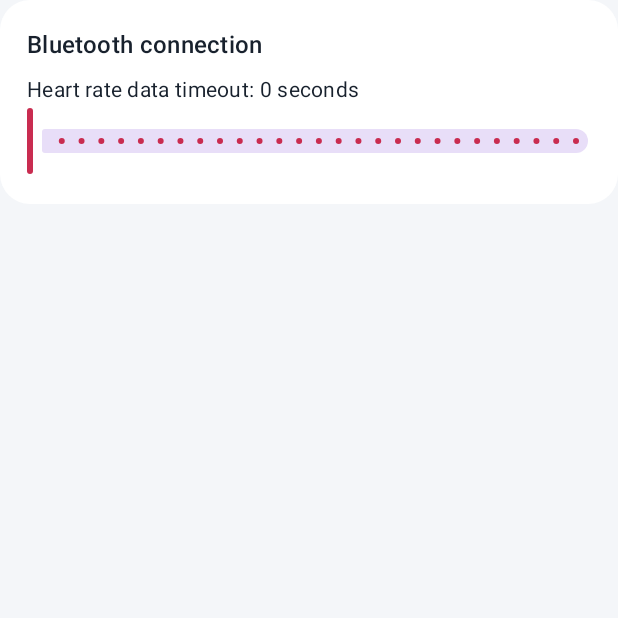
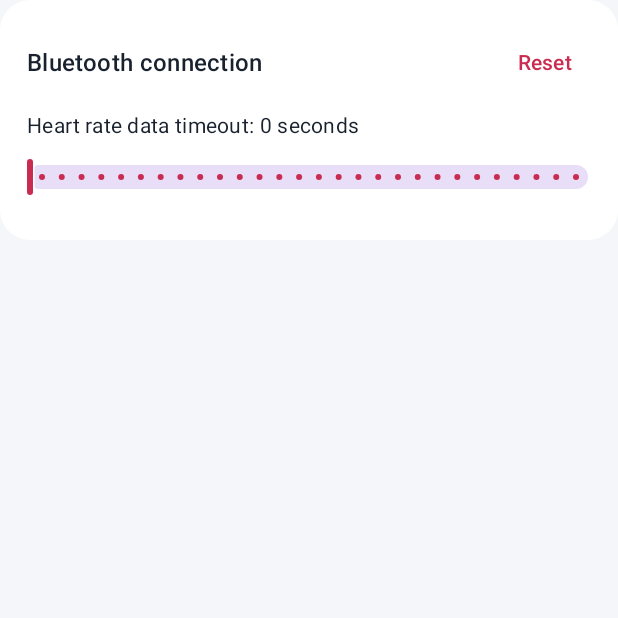
Before and after one commit to frailty9/ble-hr-viewer, an Android app built with Jetpack Compose: the composable BluetoothConnectionSettings called with empty values, on a phone screen of 412 x 824 dp, the top half of it. Run offline under Robolectric (Android 15) with nearby library versions, the phone set to English and light mode, and no system bars.

Commit message:
feat: 优化心率超时滑条并支持恢复默认

```diff
--- a/app/src/main/java/com/example/blehr/feature/settings/components/BluetoothConnectionSettings.kt
+++ b/app/src/main/java/com/example/blehr/feature/settings/components/BluetoothConnectionSettings.kt
@@ -1,36 +1,61 @@
 package com.example.blehr.feature.settings.components
 
+import androidx.compose.foundation.interaction.MutableInteractionSource
 import androidx.compose.foundation.layout.Column
+import androidx.compose.foundation.layout.Row
 import androidx.compose.foundation.layout.fillMaxWidth
 import androidx.compose.foundation.layout.padding
 import androidx.compose.material3.Card
 import androidx.compose.material3.CardDefaults
+import androidx.compose.material3.ExperimentalMaterial3Api
 import androidx.compose.material3.MaterialTheme
 import androidx.compose.material3.Slider
+import androidx.compose.material3.SliderDefaults
 import androidx.compose.material3.Text
+import androidx.compose.material3.TextButton
 import androidx.compose.runtime.Composable
+import androidx.compose.runtime.remember
+import androidx.compose.ui.Alignment
 import androidx.compose.ui.Modifier
+import androidx.compose.ui.platform.testTag
 import androidx.compose.ui.res.pluralStringResource
 import androidx.compose.ui.res.stringResource
 import androidx.compose.ui.semantics.contentDescription
 import androidx.compose.ui.semantics.semantics
+import androidx.compose.ui.unit.DpSize
 import androidx.compose.ui.unit.dp
 import com.example.blehr.R
+import com.example.blehr.data.settings.DEFAULT_HEART_RATE_TIMEOUT_SECONDS
 import com.example.blehr.data.settings.MAX_HEART_RATE_TIMEOUT_SECONDS
 import com.example.blehr.data.settings.MIN_HEART_RATE_TIMEOUT_SECONDS
 import com.example.blehr.ui.theme.LocalAppShapes
 import kotlin.math.roundToInt
 
 @Composable
+@OptIn(ExperimentalMaterial3Api::class)
 internal fun BluetoothConnectionSettings(timeoutSeconds: Int, onTimeoutChanged: (Int) -> Unit) {
     val label = stringResource(R.string.heart_rate_timeout_title)
+    val interactionSource = remember { MutableInteractionSource() }
     Card(
         modifier = Modifier.fillMaxWidth(),
         shape = LocalAppShapes.current.card,
         colors = CardDefaults.cardColors(containerColor = MaterialTheme.colorScheme.surface),
     ) {
         Column(Modifier.padding(18.dp)) {
-            Text(stringResource(R.string.bluetooth_connection_settings), style = MaterialTheme.typography.titleMedium)
+            Row(modifier = Modifier.fillMaxWidth(), verticalAlignment = Alignment.CenterVertically) {
+                Text(
+                    text = stringResource(R.string.bluetooth_connection_settings),
+                    modifier = Modifier.weight(1f),
+                    style = MaterialTheme.typography.titleMedium,
+                )
+                TextButton(
+                    onClick = { onTimeoutChanged(DEFAULT_HEART_RATE_TIMEOUT_SECONDS) },
+                    modifier = Modifier.testTag("heart_rate_timeout_reset"),
+                    shape = LocalAppShapes.current.button,
+                ) {
+                    Text(stringResource(R.string.reset_defaults))
+                }
+            }
             Text(
                 text = stringResource(
                     R.string.heart_rate_timeout_value,
@@ -46,6 +71,11 @@ internal fun BluetoothConnectionSettings(timeoutSeconds: Int, onTimeoutChanged:
                 valueRange = MIN_HEART_RATE_TIMEOUT_SECONDS.toFloat()..MAX_HEART_RATE_TIMEOUT_SECONDS.toFloat(),
                 steps = MAX_HEART_RATE_TIMEOUT_SECONDS - MIN_HEART_RATE_TIMEOUT_SECONDS - 1,
                 modifier = Modifier.fillMaxWidth().semantics { contentDescription = label },
+                interactionSource = interactionSource,
+                thumb = {
+                    SliderDefaults.Thumb(interactionSource, thumbSize = DpSize(4.dp, 24.dp))
+                },
+                track = { SliderDefaults.Track(sliderState = it, thumbTrackGapSize = 1.dp) },
             )
         }
     }
--- a/app/src/main/java/com/example/blehr/feature/settings/components/OverlayAppearanceCard.kt
+++ b/app/src/main/java/com/example/blehr/feature/settings/components/OverlayAppearanceCard.kt
@@ -74,7 +74,11 @@ internal fun OverlayAppearanceCard(
                     color = Ink,
                 )
                 Spacer(Modifier.weight(1f))
-                TextButton(onClick = onReset, shape = LocalAppShapes.current.button) {
+                TextButton(
+                    onClick = onReset,
+                    modifier = Modifier.testTag("overlay_appearance_reset"),
+                    shape = LocalAppShapes.current.button,
+                ) {
                     Text(stringResource(R.string.reset_defaults))
                 }
             }
```
Also changed, not shown: 1 other file.
